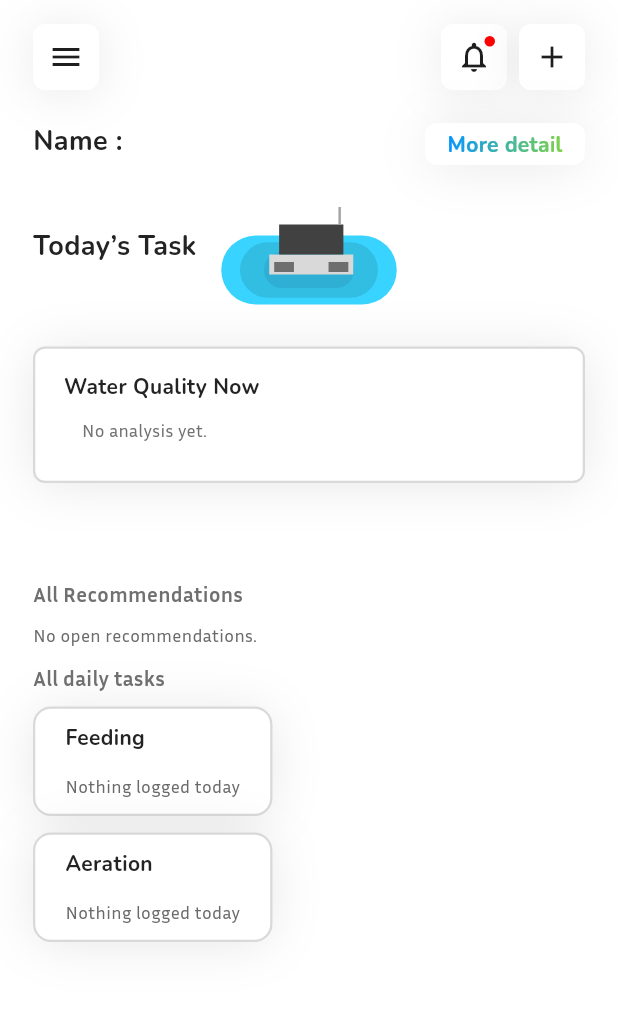
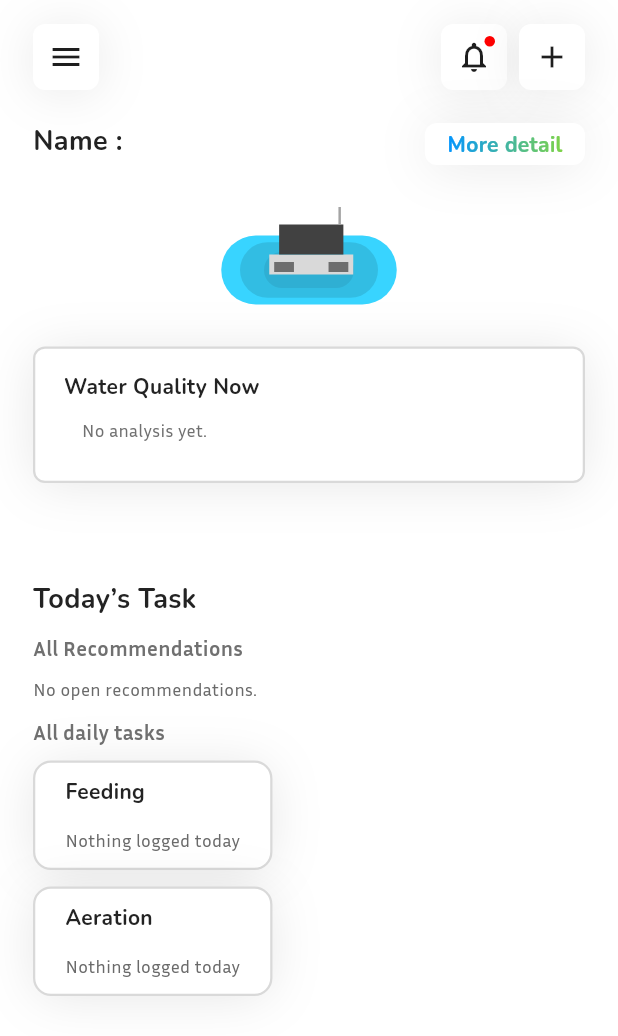
Before and after one commit to Techapon/Aquanoph_App, a Flutter app: the _PondHomeView screen opened directly with empty values, on a phone screen of 412 x 824 dp. Shown: the top 1036 px of the screen. Run offline on Flutter 3.47's test engine with Material 3 defaults, Android fonts, the phone set to English and light mode, and no system bars; our stand-ins replace flutter_dotenv, supabase_flutter; accounts and stored records are empty.

Commit message:
fix: move “Today’s Task” label to sit above All Recommendations (per Figma; detail-frame CSS had it by the buoy)
Co-Authored-By: Claude Code <noreply@anthropic.com>

```diff
--- a/lib/features/pond/presentation/pages/pond_home_page.dart
+++ b/lib/features/pond/presentation/pages/pond_home_page.dart
@@ -91,21 +91,21 @@ class _PondHomeView extends StatelessWidget {
                   ],
                 ),
                 const SizedBox(height: 28),
-                // ── "Today's Task" + buoy illustration (centered, y184–249)
+                // ── buoy illustration (centered; design also had "Today's Task" at y198 —
+                // moved to the recommendations section per user's Figma selection)
                 const SizedBox(
                   height: 65,
-                  child: Stack(
-                    clipBehavior: Clip.none,
-                    children: [
-                      Align(child: BuoyWithWater()), // design centers the 117-wide group at x142/402
-                      Positioned(left: 0, top: 14, child: Text("Today’s Task", style: TextStyle(fontFamily: AppFonts.heading, fontWeight: FontWeight.bold, fontSize: 18, height: 25 / 18, color: AppColors.textPrimary))),
-                    ],
-                  ),
+                  child: Align(child: BuoyWithWater()), // design centers the 117-wide group at x142/402
                 ),
                 const SizedBox(height: 28),
                 // ── Water Quality Now (y277, h91)
                 _WaterQualityCard(status: p.status, timezone: pond.timezone),
                 const SizedBox(height: 65),
+                const Text(
+                  "Today’s Task", // curly apostrophe exactly as in the design
+                  style: TextStyle(fontFamily: AppFonts.heading, fontWeight: FontWeight.bold, fontSize: 18, height: 25 / 18, color: AppColors.textPrimary),
+                ),
+                const SizedBox(height: 11),
                 const _SectionTitle('All Recommendations'),
                 const SizedBox(height: 11),
                 if (p.recommendations.isEmpty)
```
